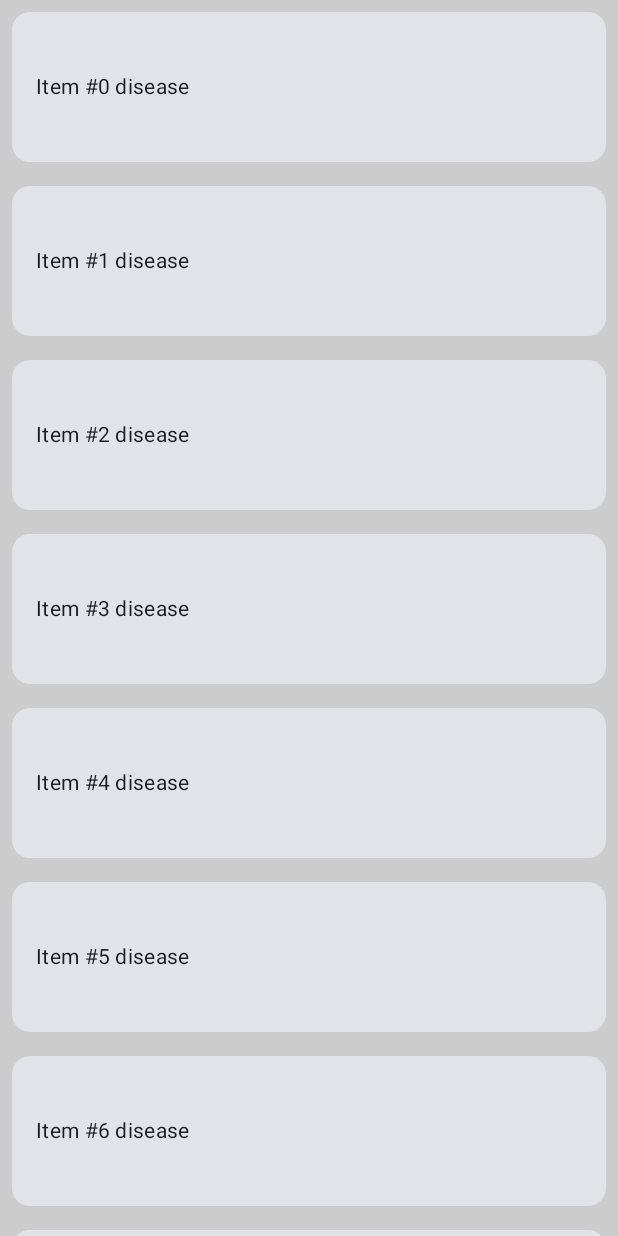
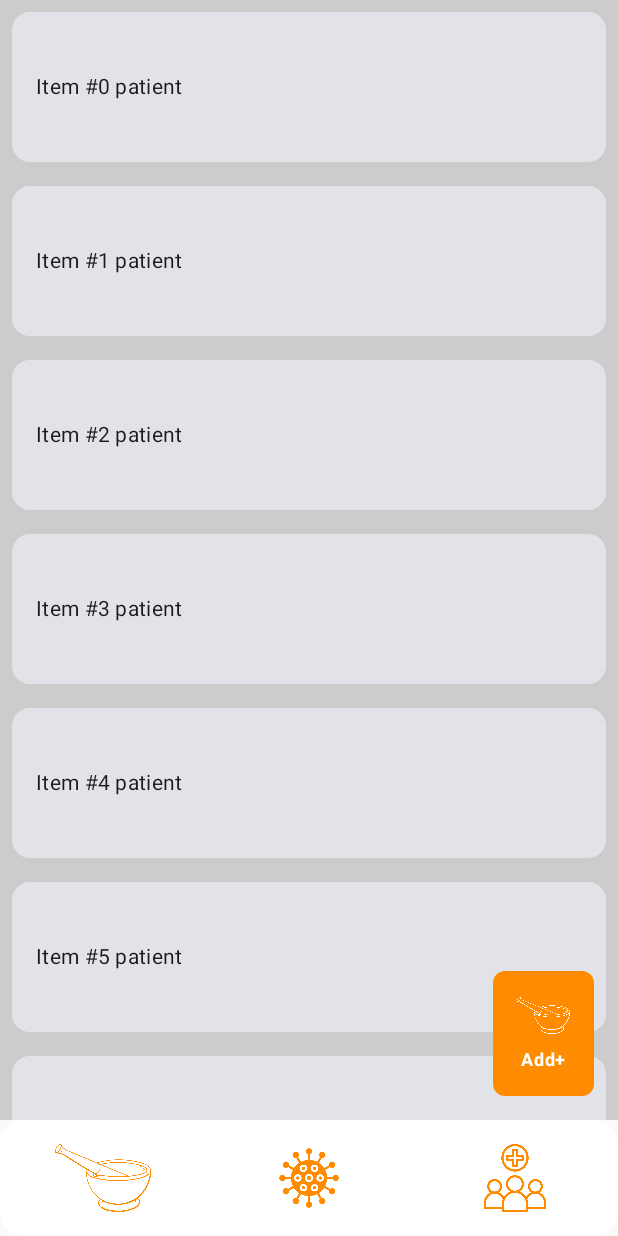
Before and after one commit to jaymaurya1256/Aushadhi, an Android app built with Jetpack Compose: the DiseaseScreen screen opened through its navigation route, on a phone screen of 412 x 824 dp. Run offline under Robolectric (Android 15) with nearby library versions, the phone set to English and light mode, and no system bars; our stand-ins replace Dagger/Hilt's generated code.

Commit message:
Add navigation and Fix issue with fab

```diff
--- a/app/src/main/java/dev/vedics/aushadhi/MainActivity.kt
+++ b/app/src/main/java/dev/vedics/aushadhi/MainActivity.kt
@@ -27,6 +27,7 @@ import androidx.navigation.compose.composable
 import androidx.navigation.compose.rememberNavController
 import dagger.hilt.android.AndroidEntryPoint
 import dev.vedics.aushadhi.ui.components.AddButton
+import dev.vedics.aushadhi.ui.components.AppNavigation
 import dev.vedics.aushadhi.ui.components.AushadhiTextInputFiled
 import dev.vedics.aushadhi.ui.screens.aushadhi.AushadhiScreen
 import dev.vedics.aushadhi.ui.screens.patient.PatientScreen
@@ -41,33 +42,16 @@ class MainActivity : ComponentActivity() {
         enableEdgeToEdge()
         setContent {
             AushadhiTheme {
-                App()
+                AppNavigation()
             }
         }
     }
 }
 
-@Composable
-fun App() {
-    val navController = rememberNavController()
-    NavHost(
-        navController = navController,
-        startDestination = "aushadhi",
-    ) {
-        composable(route = "aushadhi") {
-            AushadhiScreen(items = List(20) { "Item #$it aushadhi" }, 100.dp)
-        }
-        composable(route = "disease") {
-            PatientScreen(items = List(20) { "Item #$it disease" }, 100.dp)
-        }
-        composable(route = "patient") {
-            PatientScreen(items = List(20) { "Item #$it patient" }, 100.dp)
-        }
-    }
-}
 
 @Preview(showBackground = true)
 @Composable
 fun AushadhiPreview() {
-    AushadhiScreen(items = List(20) { "Item #$it" }, 100.dp)
+    val navController = rememberNavController()
+    AushadhiScreen(items = List(20) { "Item #$it" }, 100.dp, navController)
 }
--- a/app/src/main/java/dev/vedics/aushadhi/ui/components/BottomBar.kt
+++ b/app/src/main/java/dev/vedics/aushadhi/ui/components/BottomBar.kt
@@ -1,36 +1,32 @@
 package dev.vedics.aushadhi.ui.components
 
-import androidx.compose.foundation.Image
 import androidx.compose.foundation.background
 import androidx.compose.foundation.clickable
-import androidx.compose.foundation.layout.Column
 import androidx.compose.foundation.layout.Row
 import androidx.compose.foundation.layout.fillMaxWidth
 import androidx.compose.foundation.layout.padding
 import androidx.compose.foundation.layout.size
 import androidx.compose.foundation.layout.wrapContentHeight
-import androidx.compose.foundation.layout.wrapContentSize
 import androidx.compose.foundation.shape.CircleShape
 import androidx.compose.foundation.shape.RoundedCornerShape
 import androidx.compose.material3.Icon
 import androidx.compose.runtime.Composable
-import androidx.compose.ui.Alignment
 import androidx.compose.ui.Modifier
 import androidx.compose.ui.draw.clip
 import androidx.compose.ui.graphics.Color
-import androidx.compose.ui.graphics.ColorFilter
-import androidx.compose.ui.layout.ContentScale
 import androidx.compose.ui.res.painterResource
-import androidx.compose.ui.tooling.preview.Preview
 import androidx.compose.ui.unit.dp
+import androidx.navigation.NavController
 import dev.vedics.aushadhi.R
 import dev.vedics.aushadhi.ui.theme.Orange
+import dev.vedics.aushadhi.utils.AUSHADHI_SCREEN
+import dev.vedics.aushadhi.utils.DISEASE_SCREEN
+import dev.vedics.aushadhi.utils.PATIENT_SCREEN
 
-@Preview
 @Composable
-fun BottomNavigationBar(modifier: Modifier = Modifier) {
+fun BottomNavigationBar(navController: NavController, modifier: Modifier = Modifier) {
     Row(
-        modifier = Modifier
+        modifier = modifier
             .wrapContentHeight()
             .fillMaxWidth()
             .clip(
@@ -39,25 +35,40 @@ fun BottomNavigationBar(modifier: Modifier = Modifier) {
             .background(Color.White)
     ) {
         Icon(
-            modifier = Modifier.weight(1f).padding(16.dp).size(45.dp).clip(CircleShape).clickable {
-
-            },
+            modifier = Modifier
+                .weight(1f)
+                .padding(16.dp)
+                .size(45.dp)
+                .clip(CircleShape)
+                .clickable {
+                    navController.navigate(AUSHADHI_SCREEN)
+                },
             painter = painterResource(id = R.drawable.aushadhi),
             contentDescription = "Aushadhi",
             tint = Orange
         )
         Icon(
-            modifier = Modifier.weight(1f).padding(16.dp).size(45.dp).clip(CircleShape).clickable {
-
-            },
+            modifier = Modifier
+                .weight(1f)
+                .padding(16.dp)
+                .size(45.dp)
+                .clip(CircleShape)
+                .clickable {
+                    navController.navigate(DISEASE_SCREEN)
+                },
             painter = painterResource(id = R.drawable.disease),
             contentDescription = "Disease",
             tint = Orange
         )
         Icon(
-            modifier = Modifier.weight(1f).padding(16.dp).size(45.dp).clip(CircleShape).clickable {
-
-            },
+            modifier = Modifier
+                .weight(1f)
+                .padding(16.dp)
+                .size(45.dp)
+                .clip(CircleShape)
+                .clickable {
+                    navController.navigate(PATIENT_SCREEN)
+                },
             painter = painterResource(id = R.drawable.patient),
             contentDescription = "Patient",
             tint = Orange
--- /dev/null
+++ b/app/src/main/java/dev/vedics/aushadhi/ui/components/NavGraph.kt
@@ -0,0 +1,32 @@
+package dev.vedics.aushadhi.ui.components
+
+import androidx.compose.runtime.Composable
+import androidx.compose.ui.unit.dp
+import androidx.navigation.compose.NavHost
+import androidx.navigation.compose.composable
+import androidx.navigation.compose.rememberNavController
+import dev.vedics.aushadhi.ui.screens.aushadhi.AushadhiScreen
+import dev.vedics.aushadhi.ui.screens.disease.DiseaseScreen
+import dev.vedics.aushadhi.ui.screens.patient.PatientScreen
+import dev.vedics.aushadhi.utils.AUSHADHI_SCREEN
+import dev.vedics.aushadhi.utils.DISEASE_SCREEN
+import dev.vedics.aushadhi.utils.PATIENT_SCREEN
+
+@Composable
+fun AppNavigation() {
+    val navController = rememberNavController()
+    NavHost(
+        navController = navController,
+        startDestination = AUSHADHI_SCREEN,
+    ) {
+        composable(route = AUSHADHI_SCREEN) {
+            AushadhiScreen(items = List(20) { "Item #$it aushadhi" }, 100.dp, navController)
+        }
+        composable(route = PATIENT_SCREEN) {
+            PatientScreen(items = List(20) { "Item #$it disease" }, 100.dp, navController)
+        }
+        composable(route = DISEASE_SCREEN) {
+            DiseaseScreen(items = List(20) { "Item #$it patient" }, 100.dp, navController)
+        }
+    }
+}
--- a/app/src/main/java/dev/vedics/aushadhi/ui/screens/aushadhi/Aushadhi.kt
+++ b/app/src/main/java/dev/vedics/aushadhi/ui/screens/aushadhi/Aushadhi.kt
@@ -1,5 +1,6 @@
 package dev.vedics.aushadhi.ui.screens.aushadhi
 
+import android.util.Log
 import androidx.compose.foundation.background
 import androidx.compose.foundation.layout.Box
 import androidx.compose.foundation.layout.Column
@@ -19,24 +20,29 @@ import androidx.compose.material3.Text
 import androidx.compose.runtime.Composable
 import androidx.compose.runtime.getValue
 import androidx.compose.runtime.mutableIntStateOf
-import androidx.compose.runtime.mutableStateOf
 import androidx.compose.runtime.remember
 import androidx.compose.runtime.setValue
 import androidx.compose.ui.Alignment
 import androidx.compose.ui.Modifier
 import androidx.compose.ui.graphics.Color
 import androidx.compose.ui.layout.onGloballyPositioned
+import androidx.compose.ui.platform.LocalDensity
 import androidx.compose.ui.tooling.preview.Preview
 import androidx.compose.ui.unit.Dp
 import androidx.compose.ui.unit.dp
+import androidx.navigation.NavController
+import androidx.navigation.compose.rememberNavController
 import dev.vedics.aushadhi.ui.components.AddButton
 import dev.vedics.aushadhi.ui.components.BottomNavigationBar
 import dev.vedics.aushadhi.utils.ButtonType
-import kotlin.math.absoluteValue
+import kotlin.coroutines.coroutineContext
+
+private const val TAG = "Aushadhi"
 
 @Composable
-fun AushadhiScreen(items: List<String>, itemHeight: Dp) {
+fun AushadhiScreen(items: List<String>, itemHeight: Dp, navController: NavController) {
 
+    val density = LocalDensity.current
     var bottomNavHeight by remember {
         mutableIntStateOf(80)
     }
@@ -54,9 +60,11 @@ fun AushadhiScreen(items: List<String>, itemHeight: Dp) {
                 Item(item, itemHeight)
             }
         }
-        BottomNavigationBar(modifier = Modifier.onGloballyPositioned {
-            bottomNavHeight = it.size.height
-        })
+        BottomNavigationBar(
+            navController = navController,
+            modifier = Modifier.onGloballyPositioned {
+                bottomNavHeight = (it.size.height / density.density).toInt()
+            })
 
     }
     Box(modifier = Modifier.fillMaxSize()) {
@@ -64,8 +72,11 @@ fun AushadhiScreen(items: List<String>, itemHeight: Dp) {
             text = "Add+", category = ButtonType.ADD_AUSHADHI, modifier = Modifier
                 .align(Alignment.BottomEnd)
                 .windowInsetsPadding(WindowInsets.navigationBars)
-                .padding(vertical = bottomNavHeight.dp).padding(16.dp)
-        )
+                .padding(vertical = bottomNavHeight.dp)
+                .padding(16.dp)
+        ) {
+
+        }
     }
 }
 
@@ -93,5 +104,6 @@ private fun Item(title: String, itemHeight: Dp) {
 @Composable
 private fun PreviewDynamicCardList() {
     val sampleItems = List(20) { "Item #$it" }
-    AushadhiScreen(items = sampleItems, 100.dp)
+    val navController = rememberNavController()
+    AushadhiScreen(items = sampleItems, 100.dp, navController = navController)
 }
--- a/app/src/main/java/dev/vedics/aushadhi/ui/screens/disease/Disease.kt
+++ b/app/src/main/java/dev/vedics/aushadhi/ui/screens/disease/Disease.kt
@@ -2,34 +2,77 @@ package dev.vedics.aushadhi.ui.screens.disease
 
 import androidx.compose.foundation.background
 import androidx.compose.foundation.layout.Box
+import androidx.compose.foundation.layout.Column
+import androidx.compose.foundation.layout.WindowInsets
 import androidx.compose.foundation.layout.fillMaxSize
 import androidx.compose.foundation.layout.fillMaxWidth
 import androidx.compose.foundation.layout.height
+import androidx.compose.foundation.layout.navigationBars
 import androidx.compose.foundation.layout.padding
+import androidx.compose.foundation.layout.systemBarsPadding
+import androidx.compose.foundation.layout.windowInsetsPadding
 import androidx.compose.foundation.lazy.LazyColumn
 import androidx.compose.foundation.lazy.items
 import androidx.compose.material3.Card
 import androidx.compose.material3.MaterialTheme
 import androidx.compose.material3.Text
 import androidx.compose.runtime.Composable
+import androidx.compose.runtime.getValue
+import androidx.compose.runtime.mutableIntStateOf
+import androidx.compose.runtime.remember
+import androidx.compose.runtime.setValue
 import androidx.compose.ui.Alignment
 import androidx.compose.ui.Modifier
 import androidx.compose.ui.graphics.Color
+import androidx.compose.ui.layout.onGloballyPositioned
+import androidx.compose.ui.platform.LocalDensity
 import androidx.compose.ui.tooling.preview.Preview
 import androidx.compose.ui.unit.Dp
 import androidx.compose.ui.unit.dp
+import androidx.navigation.NavController
+import androidx.navigation.compose.rememberNavController
+import dev.vedics.aushadhi.ui.components.AddButton
+import dev.vedics.aushadhi.ui.components.BottomNavigationBar
+import dev.vedics.aushadhi.utils.ButtonType
 
 @Composable
-fun DiseaseScreen(items: List<String>,  itemHeight: Dp) {
+fun DiseaseScreen(items: List<String>,  itemHeight: Dp, navController: NavController) {
+
+    val density = LocalDensity.current
+    var bottomNavHeight by remember {
+        mutableIntStateOf(80)
+    }
+
+    Column(
+        modifier = Modifier.systemBarsPadding()
+    ) {
         LazyColumn(
             modifier = Modifier
                 .fillMaxSize()
+                .weight(1f)
                 .background(Color.LightGray)
         ) {
             items(items) { item ->
                 Item(item, itemHeight)
             }
         }
+        BottomNavigationBar(navController = navController, modifier = Modifier.onGloballyPositioned {
+            bottomNavHeight = (it.size.height / density.density).toInt()
+        })
+
+    }
+    Box(modifier = Modifier.fillMaxSize()) {
+        AddButton(
+            text = "Add+", category = ButtonType.ADD_AUSHADHI, modifier = Modifier
+                .align(Alignment.BottomEnd)
+                .windowInsetsPadding(WindowInsets.navigationBars)
+                .padding(vertical = bottomNavHeight.dp)
+                .padding(16.dp)
+        ){
+
+        }
+    }
+
 }
 
 @Composable
@@ -55,5 +98,6 @@ private fun Item(title: String,  itemHeight: Dp) {
 @Composable
 private fun PreviewDynamicCardList() {
     val sampleItems = List(20) { "Item #$it" }
-    DiseaseScreen(items = sampleItems, 100.dp)
+    val navController = rememberNavController()
+    DiseaseScreen(items = sampleItems, 100.dp, navController)
 }
--- a/app/src/main/java/dev/vedics/aushadhi/utils/Constants.kt
+++ b/app/src/main/java/dev/vedics/aushadhi/utils/Constants.kt
@@ -1,5 +1,6 @@
 package dev.vedics.aushadhi.utils
 
+//DB TABLE CONSTANTS
 //Patient info constants
 const val PATIENT_INFO_TABLE_NAME = "patientInfo"
 const val PATIENT_INFO_COLUMN_ID = "id"
@@ -13,3 +14,9 @@ const val VISIT_PATIENT_ID = "patientId"
 const val VISIT_DATE = "visitDate"
 const val VISIT_PRESCRIPTION = "prescription"
 const val Visit_DIAGNOSIS = "diagnosis"
+
+
+//NAVIGATION CONSTANTS
+const val AUSHADHI_SCREEN = "aushadhi"
+const val PATIENT_SCREEN = "patient"
+const val DISEASE_SCREEN = "disease"
```
Also changed, not shown: app/src/main/java/dev/vedics/aushadhi/ui/screens/patient/Patients.kt (+45 -2 lines), app/src/main/java/dev/vedics/aushadhi/viewmodel/AushadhiViewModel.kt (added, +7 -0 lines), app/src/main/java/dev/vedics/aushadhi/viewmodel/MainViewModel.kt (deleted, +0 -11 lines). Lines whose indentation alone changed are shown as unchanged.
